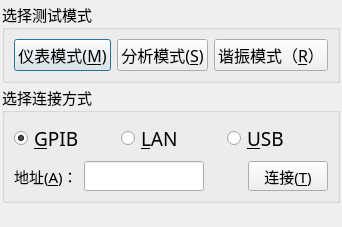
Above: common/frmSelectConnection.ui from caicaiking/WKEFactoryView2014 before the change. Below: the same form after it.
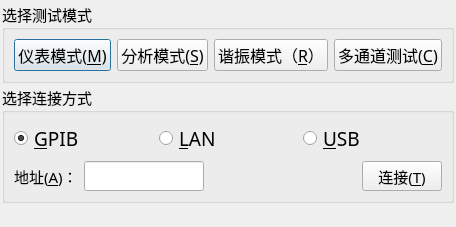
That is the form after the change.

Diff of the .ui file:
```diff
--- a/common/frmSelectConnection.ui
+++ b/common/frmSelectConnection.ui
@@ -6,7 +6,7 @@
    <rect>
     <x>0</x>
     <y>0</y>
-    <width>340</width>
+    <width>456</width>
     <height>190</height>
    </rect>
   </property>
@@ -111,6 +111,25 @@
         </property>
        </widget>
       </item>
+      <item>
+       <widget class="QPushButton" name="btnMulitChannel">
+        <property name="minimumSize">
+         <size>
+          <width>0</width>
+          <height>32</height>
+         </size>
+        </property>
+        <property name="font">
+         <font>
+          <family>楷体</family>
+          <pointsize>12</pointsize>
+         </font>
+        </property>
+        <property name="text">
+         <string>多通道测试(&amp;C)</string>
+        </property>
+       </widget>
+      </item>
      </layout>
     </widget>
    </item>
```
